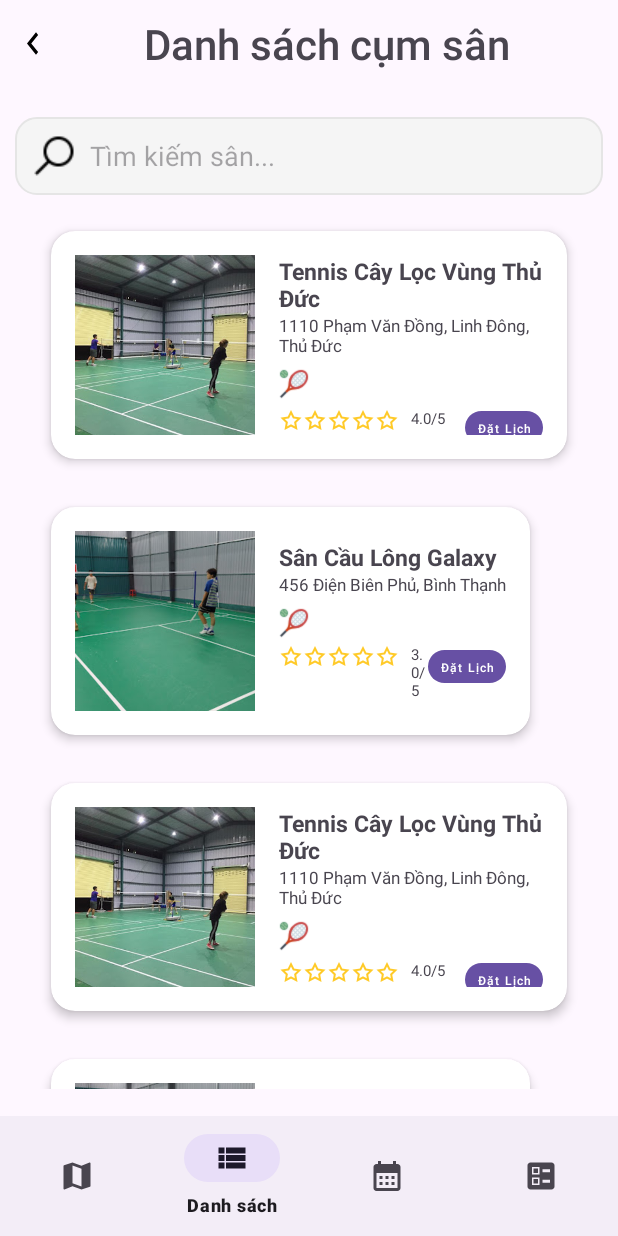
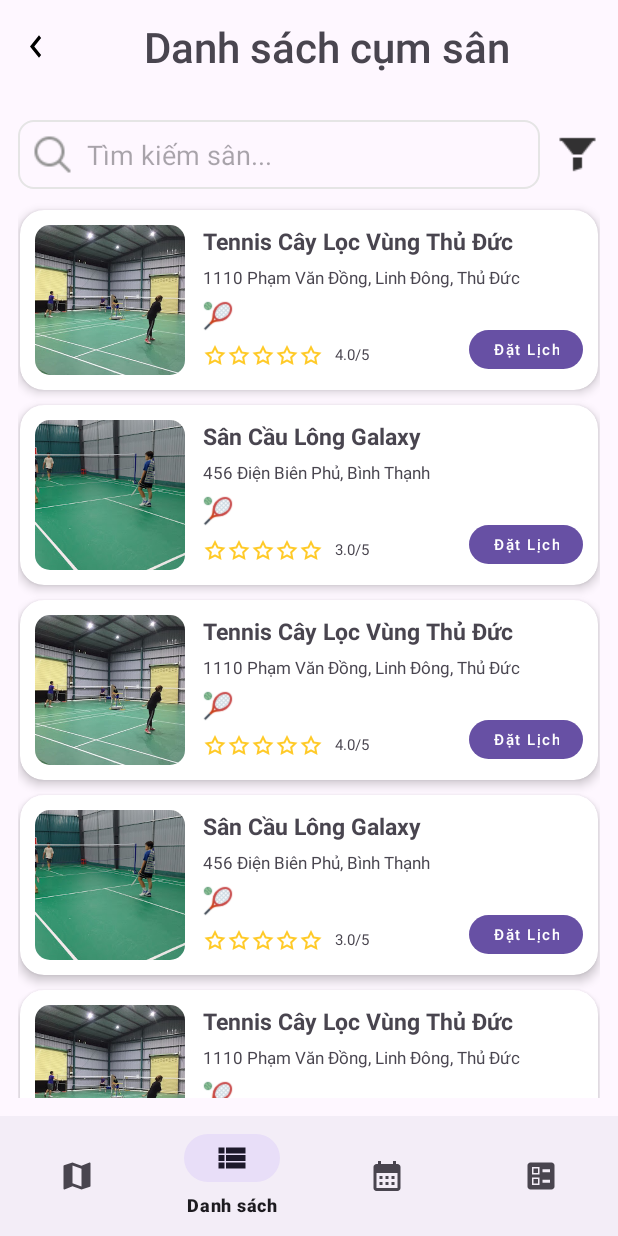
Before and after one commit to Danhuynh224/SportBookingApp, an Android app: the screen it shows after launch (MainActivity), item 2 of the bottom bar chosen, on a phone screen of 412 x 824 dp. Run offline under Robolectric (Android 15) with nearby library versions, the light colour scheme and no system bars.

Commit message:
fix list facility

```diff
--- a/app/src/main/res/drawable/search_box.xml
+++ b/app/src/main/res/drawable/search_box.xml
@@ -2,13 +2,9 @@
 <shape xmlns:android="http://schemas.android.com/apk/res/android"
     android:shape="rectangle">
 
-    <solid android:color="#F5F5F5"/>
+<!--    <solid android:color="#F5F5F5"/>-->
 
-    <corners
-            android:bottomRightRadius="14dp"
-            android:bottomLeftRadius="14dp"
-            android:topLeftRadius="14dp"
-            android:topRightRadius="14dp"/>
+    <corners android:radius="10dp"/>
     <stroke
             android:color="#e5e5e5"
             android:width="1dp"/>
--- a/app/src/main/res/layout/fragment_list.xml
+++ b/app/src/main/res/layout/fragment_list.xml
@@ -12,7 +12,7 @@
         android:layout_width="match_parent"
         android:layout_height="match_parent"
         android:orientation="vertical"
-        android:padding="10dp">
+        android:padding="12dp">
 
         <TextView
             android:layout_width="match_parent"
@@ -24,22 +24,40 @@
             android:layout_marginBottom="30dp"
             android:drawableStart="@drawable/left_arrow_icon" />
 
-        <EditText
-            android:id="@+id/search_bar"
+
+        <LinearLayout
             android:layout_width="match_parent"
             android:layout_height="wrap_content"
-            android:hint="Tìm kiếm sân..."
-            android:padding="10dp"
-            android:background="@drawable/search_box"
-            android:drawableStart="@drawable/search_icon"
-            android:drawablePadding="8dp"/>
+            android:orientation="horizontal"
+            android:layout_gravity="center_vertical"
+            android:layout_marginBottom="4dp">
+
+            <EditText
+                android:id="@+id/search_bar"
+                android:layout_width="match_parent"
+                android:layout_height="wrap_content"
+                android:hint="Tìm kiếm sân..."
+                android:padding="8dp"
+                android:background="@drawable/search_box"
+                android:drawableStart="@drawable/search_icon"
+                android:drawablePadding="8dp"
+                android:layout_weight="8"/>
+
+            <ImageButton
+                android:layout_width="wrap_content"
+                android:layout_height="wrap_content"
+                android:src="@drawable/filter_icon"
+                android:background="@android:color/transparent"
+                android:layout_gravity="center"
+                android:layout_marginStart="10dp"
+                android:alpha="0.8"/>
+        </LinearLayout>
 
         <androidx.recyclerview.widget.RecyclerView
             android:id="@+id/rv_sportFacility"
             android:layout_width="match_parent"
             android:layout_height="0dp"
-            android:layout_weight="1"
-            android:padding="8dp"/>
+            android:layout_weight="1"/>
     </LinearLayout>
 
 </androidx.constraintlayout.widget.ConstraintLayout>
--- a/app/src/main/res/layout/row_item_facility.xml
+++ b/app/src/main/res/layout/row_item_facility.xml
@@ -2,122 +2,113 @@
 <androidx.cardview.widget.CardView
     xmlns:android="http://schemas.android.com/apk/res/android"
     xmlns:app="http://schemas.android.com/apk/res-auto"
-    xmlns:tools="http://schemas.android.com/tools"
-    android:layout_width="wrap_content"
+    android:layout_width="match_parent"
     android:layout_height="wrap_content"
-    android:layout_margin="16dp"
     app:cardElevation="4dp"
+    android:layout_marginTop="10dp"
+    android:layout_marginStart="1dp"
+    android:layout_marginEnd="1dp"
     app:cardCornerRadius="16dp">
 
+    <androidx.constraintlayout.widget.ConstraintLayout
+        android:layout_width="match_parent"
+        android:layout_height="wrap_content"
+        android:padding="10dp">
+
+        <androidx.cardview.widget.CardView
+            android:id="@+id/cardImage"
+            android:layout_width="100dp"
+            android:layout_height="100dp"
+            app:cardCornerRadius="10dp"
+            app:cardElevation="0dp"
+            android:layout_marginEnd="12dp"
+            app:layout_constraintStart_toStartOf="parent"
+            app:layout_constraintTop_toTopOf="parent"
+            app:layout_constraintBottom_toBottomOf="parent">
+
+            <ImageView
+                android:id="@+id/image"
+                android:layout_width="match_parent"
+                android:layout_height="match_parent"
+                android:scaleType="centerCrop"
+                android:src="@drawable/caykeo"/>
+        </androidx.cardview.widget.CardView>
+
+        <TextView
+            android:id="@+id/title"
+            android:layout_width="0dp"
+            android:layout_height="wrap_content"
+            android:text="Tennis Cây Lọc Vùng Thủ Đức"
+            android:textSize="15sp"
+            android:textStyle="bold"
+            android:maxLines="1"
+            android:ellipsize="end"
+            android:layout_marginStart="12dp"
+            app:layout_constraintStart_toEndOf="@id/cardImage"
+            app:layout_constraintTop_toTopOf="@id/cardImage"
+            app:layout_constraintEnd_toEndOf="parent"/>
+
+        <TextView
+            android:id="@+id/address"
+            android:layout_width="0dp"
+            android:layout_height="wrap_content"
+            android:text="HCM, 1110 Phạm Văn Đồng P.Linh Đông Tp, Thủ Đức, Hồ Chí Minh 70000, Việt Nam"
+            android:textSize="11sp"
+            android:maxLines="1"
+            android:ellipsize="end"
+            android:layout_marginTop="6dp"
+            app:layout_constraintStart_toStartOf="@id/title"
+            app:layout_constraintTop_toBottomOf="@id/title"
+            app:layout_constraintEnd_toEndOf="parent"/>
+
+        <ImageView
+            android:id="@+id/icon_sport"
+            android:layout_width="20dp"
+            android:layout_height="20dp"
+            android:src="@drawable/tennis_icon"
+            android:layout_marginTop="8dp"
+            app:layout_constraintStart_toStartOf="@id/title"
+            app:layout_constraintTop_toBottomOf="@id/address" />
+
         <LinearLayout
+            android:id="@+id/rating_layout"
             android:layout_width="wrap_content"
             android:layout_height="wrap_content"
             android:orientation="horizontal"
-        android:padding="16dp">
+            android:gravity="center_vertical"
+            android:layout_marginTop="8dp"
+            app:layout_constraintStart_toStartOf="@id/title"
+            app:layout_constraintTop_toBottomOf="@id/icon_sport">
 
-        <ImageView
-            android:id="@+id/image"
-            android:layout_width="120dp"
-            android:layout_height="120dp"
-            android:scaleType="centerCrop"
-            android:src="@drawable/caykeo"
-            android:background="@drawable/rounded_corner"
-            android:layout_marginEnd="16dp" />
-
-        <LinearLayout
-            android:layout_width="wrap_content"
-            android:layout_height="match_parent"
-            android:orientation="vertical"
-            android:gravity="center_vertical">
-
-            <TextView
-                android:id="@+id/title"
-                android:layout_width="wrap_content"
-                android:layout_height="wrap_content"
-                android:text="Tennis Cây Lọc Vùng Thủ Đức"
-                android:textSize="15sp"
-                android:textStyle="bold" />
-
-            <TextView
-                android:id="@+id/address"
-                android:layout_width="wrap_content"
-                android:layout_height="wrap_content"
-                android:text="1110 Phạm Văn Đồng, Linh Đông, Thủ ..."
-                android:textSize="11sp"/>
-
-            <ImageView
-                android:layout_marginTop="8dp"
-                android:layout_width="20dp"
-                android:layout_height="20dp"
-                android:src="@drawable/tennis_icon" />
-
-            <LinearLayout
-                android:layout_width="match_parent"
-                android:layout_height="wrap_content"
-                android:orientation="horizontal"
-                android:gravity="center"
-                android:layout_gravity="center"
-                android:layout_marginTop="4dp">
-
-                <LinearLayout
-                    android:layout_width="0dp"
-                    android:layout_height="wrap_content"
-                    android:layout_weight="1"
-                    android:layout_gravity="center"
-                    android:gravity="start"
-                    android:orientation="horizontal">
-
-                    <ImageView
-                        android:layout_width="16dp"
-                        android:layout_height="16dp"
-                        android:src="@drawable/star_icon" />
-
-                    <ImageView
-                        android:layout_width="16dp"
-                        android:layout_height="16dp"
-                        android:src="@drawable/star_icon" />
-
-                    <ImageView
-                        android:layout_width="16dp"
-                        android:layout_height="16dp"
-                        android:src="@drawable/star_icon" />
-
-                    <ImageView
-                        android:layout_width="16dp"
-                        android:layout_height="16dp"
-                        android:src="@drawable/star_icon" />
-
-                    <ImageView
-                        android:layout_width="16dp"
-                        android:layout_height="16dp"
-                        android:src="@drawable/star_icon" />
+            <ImageView android:layout_width="16dp" android:layout_height="16dp" android:src="@drawable/star_icon" />
+            <ImageView android:layout_width="16dp" android:layout_height="16dp" android:src="@drawable/star_icon" />
+            <ImageView android:layout_width="16dp" android:layout_height="16dp" android:src="@drawable/star_icon" />
+            <ImageView android:layout_width="16dp" android:layout_height="16dp" android:src="@drawable/star_icon" />
+            <ImageView android:layout_width="16dp" android:layout_height="16dp" android:src="@drawable/star_icon" />
 
             <TextView
                 android:id="@+id/rating_value"
                 android:layout_width="wrap_content"
                 android:layout_height="wrap_content"
-                        android:layout_gravity="start"
-                        android:layout_marginStart="8dp"
                 android:text="0.0/5"
-                        android:textSize="10dp" />
+                android:textSize="10dp"
+                android:layout_marginStart="8dp" />
         </LinearLayout>
 
         <Button
             android:id="@+id/book_button"
             android:layout_width="wrap_content"
-                    android:layout_height="30dp"
+            android:layout_height="34dp"
             android:text="Đặt Lịch"
-                    android:textSize="8sp"
+            android:textSize="10sp"
             android:textColor="@android:color/white"
             android:letterSpacing="0.1"
-                    android:paddingStart="8dp"
-                    android:paddingEnd="8dp"
+            android:paddingStart="16dp"
+            android:paddingEnd="16dp"
             android:minWidth="0dp"
             android:minHeight="0dp"
-                    android:layout_gravity="end"
-                    tools:ignore="SmallSp" />
-            </LinearLayout>
+            app:layout_constraintEnd_toEndOf="parent"
+            app:layout_constraintBottom_toBottomOf="parent"/>
+    </androidx.constraintlayout.widget.ConstraintLayout>
 
-        </LinearLayout>
-    </LinearLayout>
 </androidx.cardview.widget.CardView>
```
Also changed, not shown: app/src/main/res/drawable/filter_icon.png (added), app/src/main/res/drawable/search_icon.png. Lines whose indentation alone changed are shown as unchanged.
